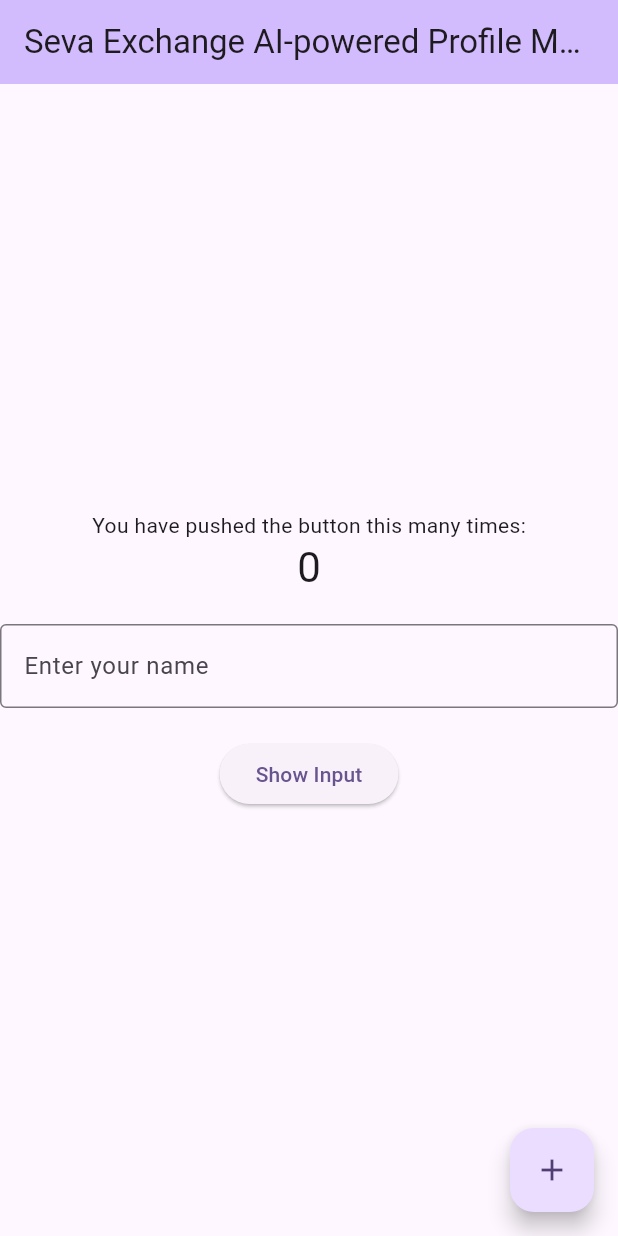
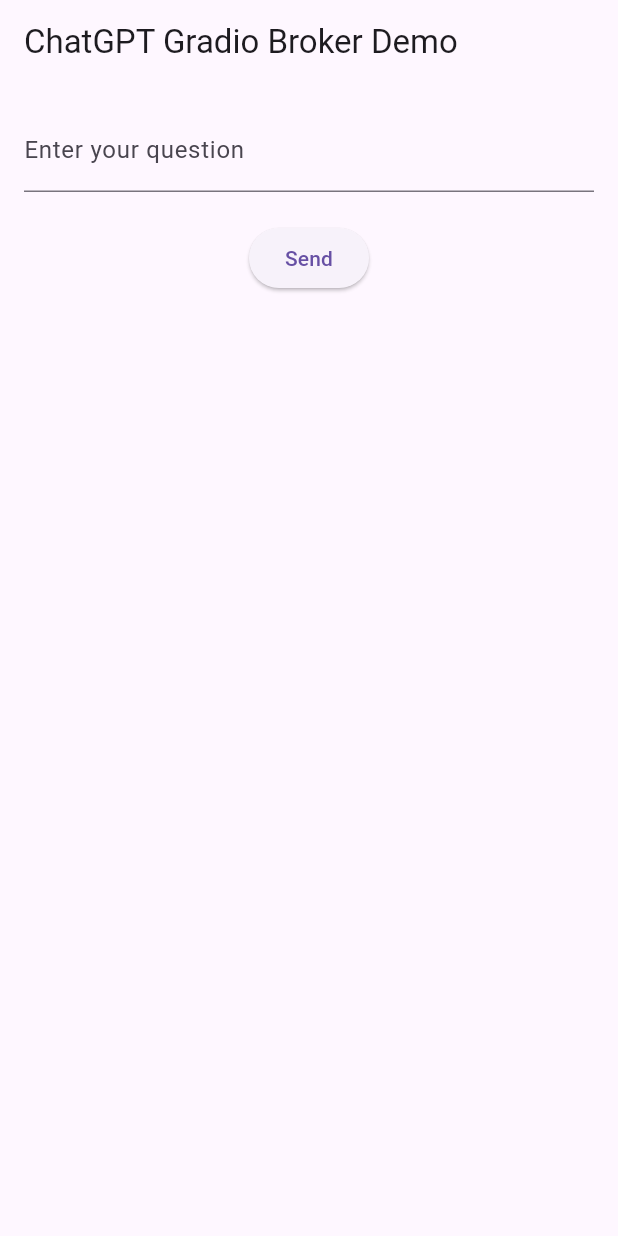
Before and after one commit to rrc0024/ladder-flutter-app, a Flutter app: the screen it shows after launch, on a phone screen of 412 x 824 dp. Run offline on Flutter 3.47's test engine with Material 3 defaults, Android fonts, the phone set to English and light mode, and no system bars.

Commit message:
latest- made gradio local ip

```diff
--- a/main_flutter_app/lib/main.dart
+++ b/main_flutter_app/lib/main.dart
@@ -1,104 +1,112 @@
 import 'package:flutter/material.dart';
-import 'globals.dart' as globals;
-import 'api_request.dart' as api_request;
+import 'package:http/http.dart' as http;
+import 'dart:convert';
 
 void main() {
-  runApp(const MyApp());
+  runApp(MyApp());
 }
 
 class MyApp extends StatelessWidget {
-  const MyApp({super.key});
-
   @override
   Widget build(BuildContext context) {
     return MaterialApp(
-      title: 'Flutter Demo',
+      title: 'ChatGPT Gradio Broker Demo',
       theme: ThemeData(
-        colorScheme: ColorScheme.fromSeed(seedColor: Colors.deepPurple),
-        useMaterial3: true,
+        primarySwatch: Colors.blue,
       ),
-      home: const MyHomePage(title: 'Seva Exchange AI-powered Profile Maker'),
+      home: ChatPage(),
     );
   }
 }
 
-class MyHomePage extends StatefulWidget {
-  const MyHomePage({super.key, required this.title});
-
-  final String title;
-
+class ChatPage extends StatefulWidget {
   @override
-  State<MyHomePage> createState() => _MyHomePageState();
+  _ChatPageState createState() => _ChatPageState();
 }
 
-class _MyHomePageState extends State<MyHomePage> {
-  int _counter = 0;
-  final TextEditingController _textController = TextEditingController();
+class _ChatPageState extends State<ChatPage> {
+  final TextEditingController _controller = TextEditingController();
+  String _response = '';
+  bool _isLoading = false;
 
-  @override
-  void dispose() {
-    _textController.dispose();
-    super.dispose();
+  final String apiEndpoint = 'http://192.168.1.33:7861/api/chat';
+
+  Future<void> _sendRequest(String prompt) async {
+    setState(() {
+      _isLoading = true;
+    });
+
+    try {
+      final response = await http.post(
+        Uri.parse(apiEndpoint),
+        headers: {
+          'Content-Type': 'application/json',
+          'Accept': 'application/json',
+        },
+        body: json.encode({
+          'data': [prompt]
+        }), // Sending as array inside 'data' key
+      );
+
+      if (response.statusCode == 200) {
+        // Assuming the response is a list and we want to display the first item
+        List<dynamic> responseData = json.decode(response.body)['data'];
+        setState(() {
+          _response =
+              responseData.isNotEmpty ? responseData[0] : 'No response data';
+        });
+      } else {
+        print('Response Body: ${response.body}');
+        setState(() {
+          _response = 'Error: ${response.statusCode} ${response.reasonPhrase}';
+        });
+      }
+    } catch (e) {
+      setState(() {
+        _response = 'Error: $e';
+      });
+    } finally {
+      setState(() {
+        _isLoading = false;
+      });
+    }
   }
 
-  void _incrementCounter() {
-    setState(() {
-      _counter++;
-    });
-  }
-
-  void _showInput() {
-    // final inputText = _textController.text;
-    const inputText = "what is 2+2";
-    globals.sampleResponse = inputText;
-    globals.logger.info(globals.sampleResponse);
-    api_request.getPrediction(globals.sampleResponse);
-    ScaffoldMessenger.of(context).showSnackBar(
-      SnackBar(
-        content: Text('User input: $inputText. The response was ${globals.sampleResult}'),
-        duration: const Duration(seconds: 2),
-      ),
-    );
+  void _sendUserInput() {
+    String userInput = _controller.text.trim();
+    if (userInput.isNotEmpty) {
+      _sendRequest(userInput);
+    }
   }
 
   @override
   Widget build(BuildContext context) {
     return Scaffold(
       appBar: AppBar(
-        backgroundColor: Theme.of(context).colorScheme.inversePrimary,
-        title: Text(widget.title),
+        title: Text('ChatGPT Gradio Broker Demo'),
       ),
-      body: Center(
+      body: Padding(
+        padding: const EdgeInsets.all(16.0),
         child: Column(
-          mainAxisAlignment: MainAxisAlignment.center,
-          children: <Widget>[
-            const Text(
-              'You have pushed the button this many times:',
+          children: [
+            TextField(
+              controller: _controller,
+              decoration: InputDecoration(
+                labelText: 'Enter your question',
+              ),
+              onSubmitted: (value) {
+                _sendUserInput();
+              },
             ),
-            Text(
-              '$_counter',
-              style: Theme.of(context).textTheme.headlineMedium,
+            SizedBox(height: 20),
+            ElevatedButton(
+              onPressed: _isLoading ? null : _sendUserInput,
+              child: Text('Send'),
             ),
-            const SizedBox(height: 20),
-            TextField(
-              controller: _textController,
-              decoration: const InputDecoration(
-                border: OutlineInputBorder(),
-                hintText: 'Enter your name',
-              ),
-            ),
-            const SizedBox(height: 20),
-            ElevatedButton(
-              onPressed: _showInput,
-              child: const Text('Show Input'),
-            ),
+            SizedBox(height: 20),
+            _isLoading ? CircularProgressIndicator() : Text(_response),
           ],
         ),
-      ),
-      floatingActionButton: FloatingActionButton(
-        onPressed: _incrementCounter,
-        tooltip: 'Increment',
-        child: const Icon(Icons.add),
       ),
     );
   }
--- a/main_flutter_app/pubspec.yaml
+++ b/main_flutter_app/pubspec.yaml
@@ -30,7 +30,7 @@
 dependencies:
   flutter:
     sdk: flutter
-  http: ^0.13.5
+  http: ^1.1.0
   logging: ^1.1.0
 
 
```
Also changed, not shown: main_flutter_app/pubspec.lock, 2 other files.
